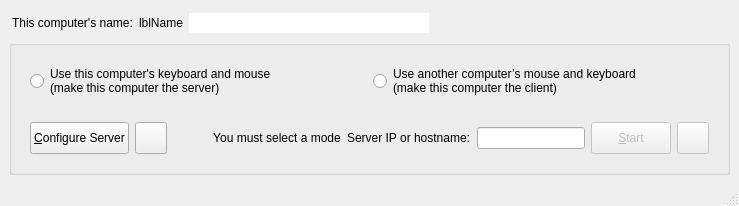
Before: the Qt Designer form src/lib/gui/MainWindow.ui in deskflow/deskflow, drawn with Qt 5.
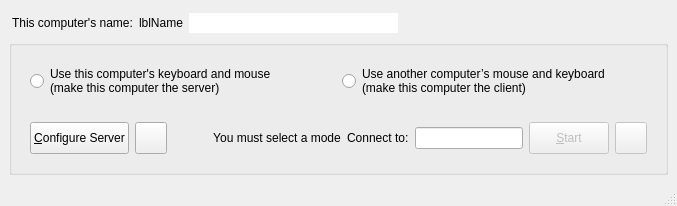
After: the same form once the commit is applied. Icons and pictures are not drawn.

Commit message: chore: MainWindow use Connect to to label the client host text entry

Diff of the .ui file:
```diff
--- a/src/lib/gui/MainWindow.ui
+++ b/src/lib/gui/MainWindow.ui
@@ -330,7 +330,7 @@
                 </sizepolicy>
                </property>
                <property name="text">
-                <string>Server IP or hostname:</string>
+                <string>Connect to:</string>
                </property>
                <property name="indent">
                 <number>0</number>
```
Left out of the diff: 2 changed lines with no effect on the pictures. The commit also changes 6 other files.
